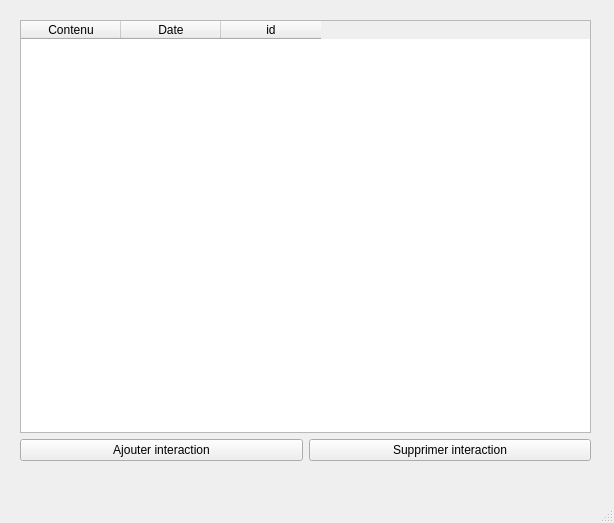
Before: the Qt Designer form listinteraction.ui in Noa-Barbosa/Projet_CDAA, drawn with Qt 5.
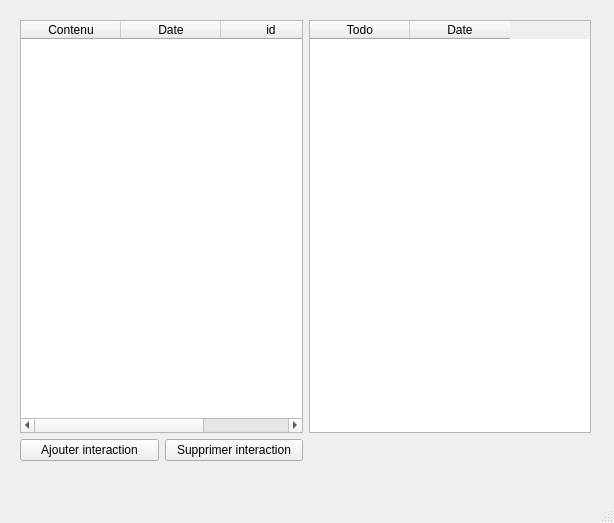
After: the same form once the commit is applied.

Commit message:
liste des todos
listes des todo par contact

```diff
--- a/listinteraction.ui
+++ b/listinteraction.ui
@@ -61,6 +61,20 @@
        </column>
       </widget>
      </item>
+     <item row="0" column="1">
+      <widget class="QTableWidget" name="DataListTodo">
+       <column>
+        <property name="text">
+         <string>Todo</string>
+        </property>
+       </column>
+       <column>
+        <property name="text">
+         <string>Date</string>
+        </property>
+       </column>
+      </widget>
+     </item>
     </layout>
    </widget>
   </widget>
```
Left out of the diff: 11 changed lines with no effect on the pictures. The commit also changes 6 other files.
